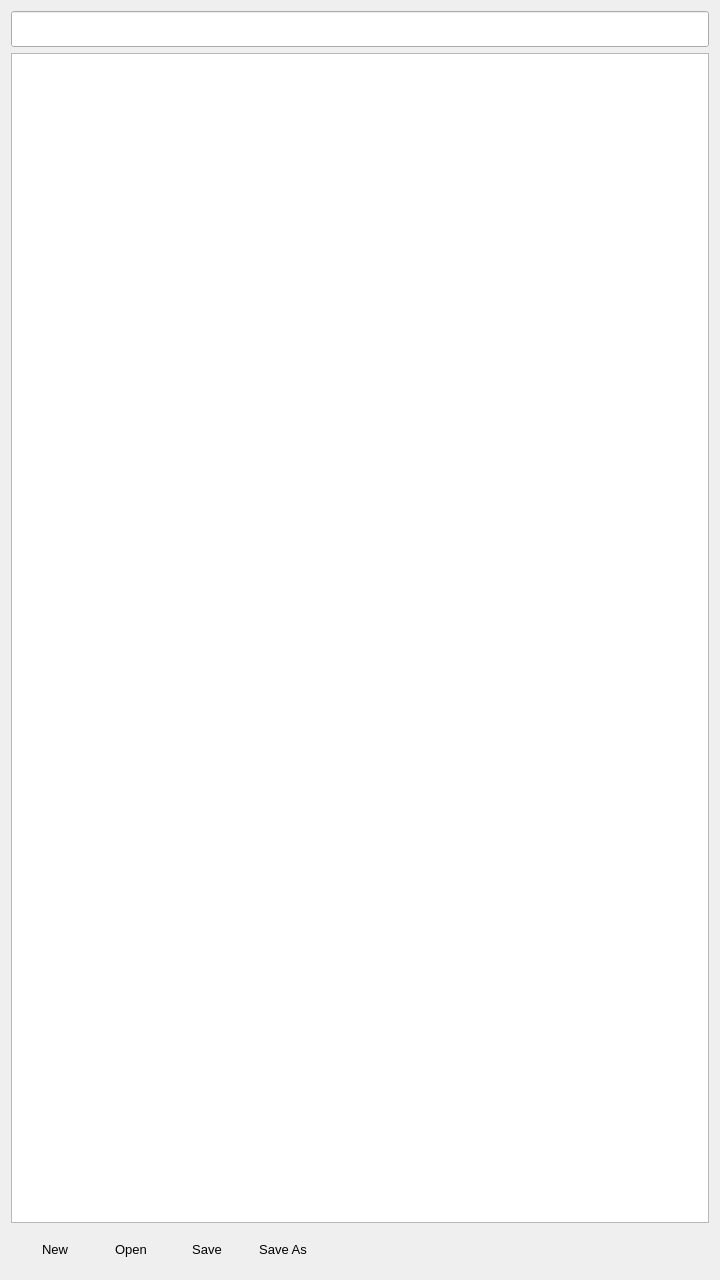
Before: the Qt Designer form src/editwindow.ui in sledzik1984/timer, drawn with Qt 5.
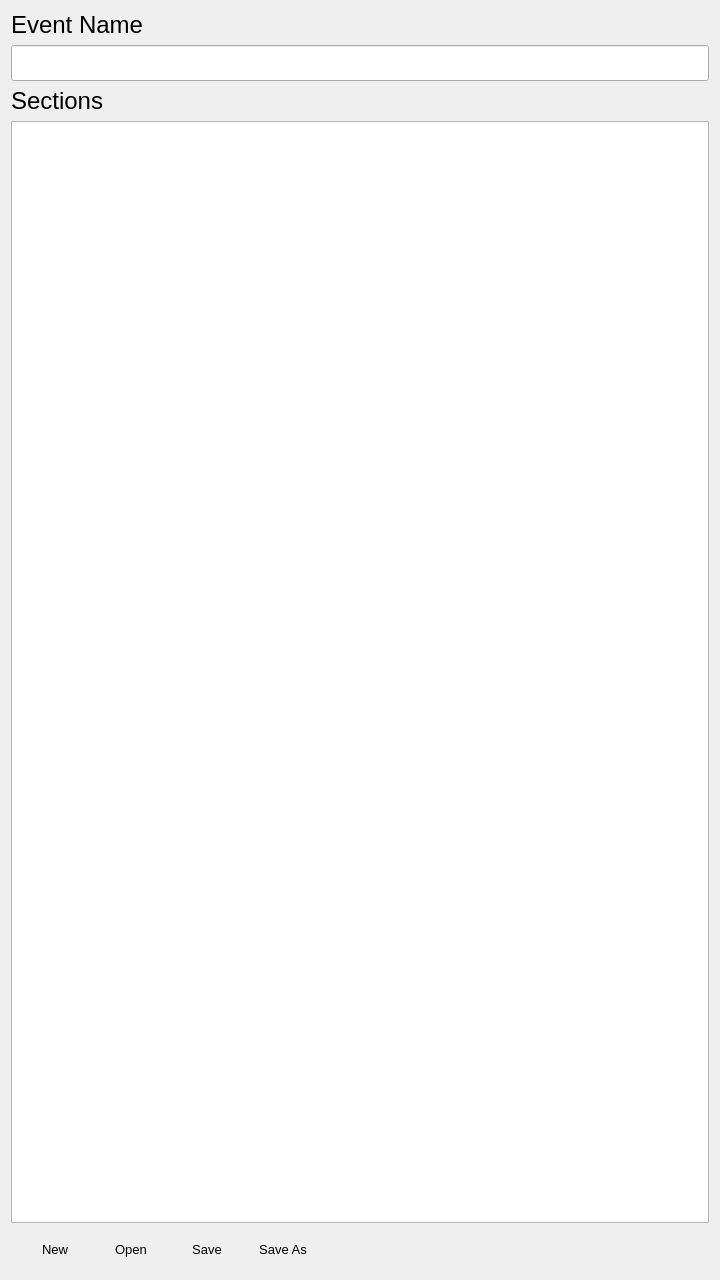
After: the same form once the commit is applied. Icons and pictures are not drawn.

Commit message: EditWindow: add labels, tweak table view

The edit to the form file:
```diff
--- a/src/editwindow.ui
+++ b/src/editwindow.ui
@@ -13,22 +13,54 @@
   <property name="windowTitle">
    <string>Edit</string>
   </property>
-  <layout class="QGridLayout" name="layout">
-   <item row="0" column="0">
+  <layout class="QVBoxLayout" name="layout">
+   <item>
+    <widget class="QLabel" name="name_label">
+     <property name="styleSheet">
+      <string notr="true">font: 18pt</string>
+     </property>
+     <property name="text">
+      <string>Event Name</string>
+     </property>
+    </widget>
+   </item>
+   <item>
     <widget class="QLineEdit" name="name">
      <property name="styleSheet">
       <string notr="true">font: 18pt</string>
      </property>
     </widget>
    </item>
-   <item row="1" column="0">
+   <item>
+    <widget class="QLabel" name="sections_label">
+     <property name="styleSheet">
+      <string notr="true">font: 18pt</string>
+     </property>
+     <property name="text">
+      <string>Sections</string>
+     </property>
+    </widget>
+   </item>
+   <item>
     <widget class="QTableView" name="sections">
      <property name="styleSheet">
       <string notr="true">font: 18pt</string>
      </property>
+     <property name="alternatingRowColors">
+      <bool>true</bool>
+     </property>
+     <property name="selectionMode">
+      <enum>QAbstractItemView::SingleSelection</enum>
+     </property>
+     <property name="selectionBehavior">
+      <enum>QAbstractItemView::SelectRows</enum>
+     </property>
+     <attribute name="verticalHeaderVisible">
+      <bool>false</bool>
+     </attribute>
     </widget>
    </item>
-   <item row="2" column="0">
+   <item>
     <widget class="QWidget" name="widget" native="true">
      <property name="styleSheet">
       <string notr="true">font: 10pt</string>
```
